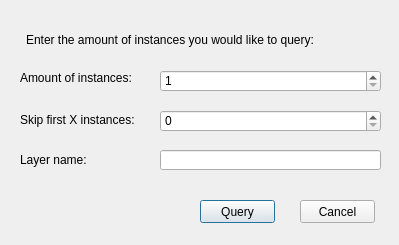
The window that dialogs/ui/querylimitedinstancesdialog.ui (sparqlunicorn/sparqlunicornGoesGIS) describes before a commit, drawn with Qt 5.
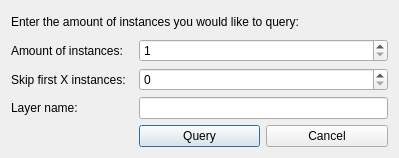
The same window after the commit.

The edit to the form file:
```diff
--- a/dialogs/ui/querylimitedinstancesdialog.ui
+++ b/dialogs/ui/querylimitedinstancesdialog.ui
@@ -7,99 +7,29 @@
     <x>0</x>
     <y>0</y>
     <width>399</width>
-    <height>245</height>
+    <height>158</height>
    </rect>
   </property>
   <property name="windowTitle">
    <string>Dialog</string>
   </property>
-  <widget class="QPushButton" name="queryButton">
-   <property name="geometry">
-    <rect>
-     <x>200</x>
-     <y>200</y>
-     <width>75</width>
-     <height>23</height>
-    </rect>
-   </property>
-   <property name="text">
-    <string>Query</string>
-   </property>
-  </widget>
-  <widget class="QPushButton" name="cancelButton">
-   <property name="geometry">
-    <rect>
-     <x>300</x>
-     <y>200</y>
-     <width>75</width>
-     <height>23</height>
-    </rect>
-   </property>
-   <property name="text">
-    <string>Cancel</string>
-   </property>
-  </widget>
-  <widget class="QLabel" name="amountOfInstanceLabel">
-   <property name="geometry">
-    <rect>
-     <x>20</x>
-     <y>70</y>
-     <width>111</width>
-     <height>16</height>
-    </rect>
-   </property>
-   <property name="text">
-    <string>Amount of instances:</string>
-   </property>
-  </widget>
+  <layout class="QGridLayout" name="gridLayout">
+   <item row="0" column="0" colspan="3">
   <widget class="QLabel" name="messageLabel">
-   <property name="geometry">
-    <rect>
-     <x>26</x>
-     <y>30</y>
-     <width>351</width>
-     <height>20</height>
-    </rect>
-   </property>
    <property name="text">
     <string>Enter the amount of instances you would like to query:</string>
    </property>
   </widget>
-  <widget class="QLabel" name="skipFirstInstancesLabel">
-   <property name="geometry">
-    <rect>
-     <x>20</x>
-     <y>110</y>
-     <width>121</width>
-     <height>20</height>
-    </rect>
-   </property>
+   </item>
+   <item row="1" column="0">
+    <widget class="QLabel" name="amountOfInstanceLabel">
    <property name="text">
-    <string>Skip first X instances:</string>
-   </property>
-  </widget>
-  <widget class="QSpinBox" name="skipFirstInstancesEdit">
-   <property name="geometry">
-    <rect>
-     <x>160</x>
-     <y>110</y>
-     <width>221</width>
-     <height>22</height>
-    </rect>
-   </property>
-   <property name="maximum">
-    <number>999999999</number>
-   </property>
-  </widget>
+      <string>Amount of instances:</string>
+     </property>
+    </widget>
+   </item>
+   <item row="1" column="1" colspan="2">
   <widget class="QSpinBox" name="amountOfInstancesEdit">
-   <property name="geometry">
-    <rect>
-     <x>160</x>
-     <y>70</y>
-     <width>221</width>
-     <height>22</height>
-    </rect>
-   </property>
    <property name="minimum">
     <number>1</number>
    </property>
@@ -107,29 +37,46 @@
     <number>999999999</number>
    </property>
   </widget>
+   </item>
+   <item row="2" column="0">
+    <widget class="QLabel" name="skipFirstInstancesLabel">
+     <property name="text">
+      <string>Skip first X instances:</string>
+     </property>
+    </widget>
+   </item>
+   <item row="2" column="1" colspan="2">
+    <widget class="QSpinBox" name="skipFirstInstancesEdit">
+     <property name="maximum">
+      <number>999999999</number>
+     </property>
+    </widget>
+   </item>
+   <item row="3" column="0">
   <widget class="QLabel" name="skipFirstInstancesLabel_2">
-   <property name="geometry">
-    <rect>
-     <x>20</x>
-     <y>150</y>
-     <width>101</width>
-     <height>20</height>
-    </rect>
-   </property>
    <property name="text">
     <string>Layer name:</string>
    </property>
   </widget>
-  <widget class="QLineEdit" name="lineEdit">
-   <property name="geometry">
-    <rect>
-     <x>160</x>
-     <y>150</y>
-     <width>221</width>
-     <height>20</height>
-    </rect>
-   </property>
-  </widget>
+   </item>
+   <item row="3" column="1" colspan="2">
+    <widget class="QLineEdit" name="lineEdit"/>
+   </item>
+   <item row="4" column="1">
+    <widget class="QPushButton" name="queryButton">
+     <property name="text">
+      <string>Query</string>
+     </property>
+    </widget>
+   </item>
+   <item row="4" column="2">
+    <widget class="QPushButton" name="cancelButton">
+     <property name="text">
+      <string>Cancel</string>
+     </property>
+    </widget>
+   </item>
+  </layout>
  </widget>
  <resources/>
  <connections/>
```
Lines whose indentation alone changed are shown as unchanged.
